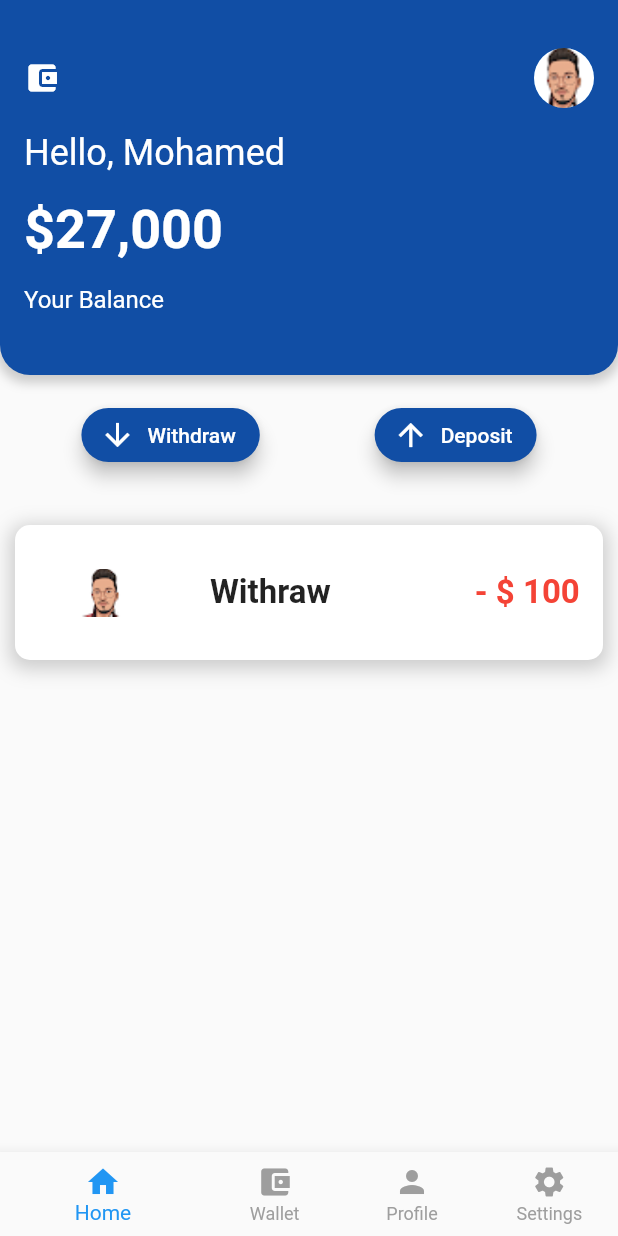
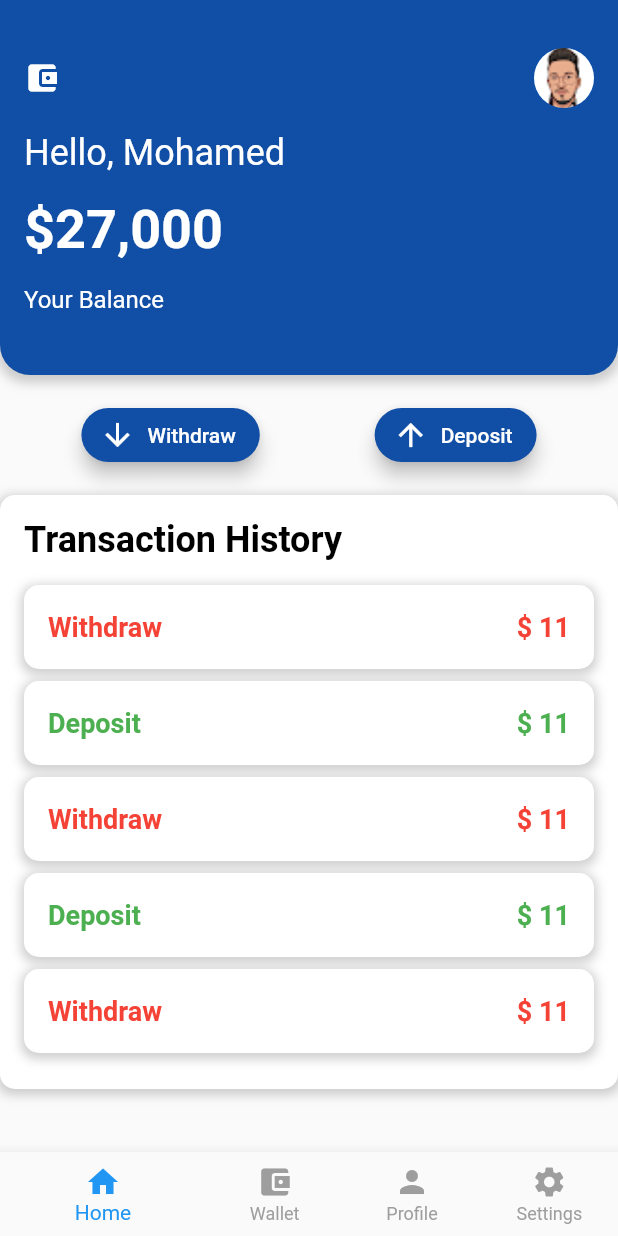
Before and after one commit to MaititeMohamed/wallet, a Flutter app: the screen it shows after launch, on a phone screen of 412 x 824 dp. Run offline on Flutter 3.47's test engine with Material 2 defaults, Android fonts, the light colour scheme and no system bars.

Commit message:
create Transaction Hoistory Widget

```diff
--- a/lib/Pages/Home.dart
+++ b/lib/Pages/Home.dart
@@ -1,11 +1,15 @@
 import 'package:flutter/material.dart';
+
+import '../Widgets/TransactionHistory.dart';
 
 class Home extends StatefulWidget {
   @override
   _HomeState createState() => _HomeState();
+
 }
 
 class _HomeState extends State<Home> {
+
   @override
   Widget build(BuildContext context) {
     return Column(
@@ -104,82 +108,7 @@ class _HomeState extends State<Home> {
             ],
           ),
         ),
-    SingleChildScrollView(
-    child: Padding(
-    padding: EdgeInsets.symmetric(
-    vertical: 10,
-    horizontal: 10,
-    ),
-    child: Column(
-    children: [
-    //single Item
-    Padding(
-    padding: EdgeInsets.symmetric(vertical: 10),
-    child: Container(
-    width: double.infinity, // use full available width
-    height: 90,
-    decoration: BoxDecoration(
-    color: Colors.white,
-    borderRadius: BorderRadius.circular(10),
-    boxShadow: [
-    BoxShadow(
-    color: Colors.grey.withOpacity(0.5),
-    spreadRadius: 3,
-    blurRadius: 10,
-    offset: Offset(0, 3),
-    )
-    ],
-    ),
-    child: Row(
-    crossAxisAlignment: CrossAxisAlignment.center,
-    children: [
-    InkWell(
-    onTap: (){
-    },
-    child: Container(
-    alignment: Alignment.center,
-    child: Image.asset(
-    "images/avatar.png",
-    height: 100,
-    width: 120, // reduce width to fit better
-    ),
-    ),
-    ),
-    SizedBox(width: 10),
-    Expanded(
-    child: Column(
-    crossAxisAlignment: CrossAxisAlignment.start,
-    mainAxisAlignment: MainAxisAlignment.center,
-    children: [
-    Text(
-    "Withraw ",
-    style: TextStyle(
-
-    fontSize: 22,
-    fontWeight: FontWeight.bold,
-    ),
-    ),
-    ],
-    ),
-    ),
-    Column(
-    mainAxisAlignment: MainAxisAlignment.spaceAround,
-    children: [
-      Text(
-        "- \$ 100 ",
-        style: TextStyle(
-          color: Colors.red,
-          fontSize: 22,
-          fontWeight: FontWeight.bold,
-        ),
-      ),
-    ],
-    ),
-    SizedBox(width: 10),
-    ],
-    ),
-    ),
-    ),
+        TransactionHistory(),
 
 
 
@@ -191,13 +120,6 @@ class _HomeState extends State<Home> {
 
 
     ],
-    ),
-    ),
-    ),
-
-
-
-    ],
     );
   }
 }
--- a/lib/Widgets/TransactionHistory.dart
+++ b/lib/Widgets/TransactionHistory.dart
@@ -0,0 +1,84 @@
+import 'package:flutter/material.dart';
+
+class TransactionHistory extends StatefulWidget {
+  @override
+  _TransactionHistoryState createState() => _TransactionHistoryState();
+}
+
+class _TransactionHistoryState extends State<TransactionHistory> {
+  @override
+  Widget build(BuildContext context) {
+    return Container(
+      padding: EdgeInsets.all(16),
+      decoration: BoxDecoration(
+        color: Colors.white,
+        boxShadow: [
+          BoxShadow(
+            color: Colors.grey.withOpacity(0.5),
+            spreadRadius: 2,
+            blurRadius: 5,
+            offset: Offset(0, 2), // changes position of shadow
+          ),
+        ],
+        borderRadius: BorderRadius.circular(10),
+      ),
+      child: Column(
+        crossAxisAlignment: CrossAxisAlignment.start,
+        children: [
+          Text(
+            "Transaction History",
+            style: TextStyle(
+              fontSize: 24,
+              fontWeight: FontWeight.bold,
+              color: Colors.black,
+            ),
+          ),
+          SizedBox(height: 16),
+          ListView.builder(
+            shrinkWrap: true,
+            itemCount: 5,
+            itemBuilder: (BuildContext context, int index) {
+              String title = (index % 2 == 0) ? "Withdraw" : "Deposit";
+              Color color = (index % 2 == 0) ? Colors.red : Colors.green;
+              String amount = "\$ 11";
+              return Container(
+                margin: EdgeInsets.only(bottom: 8),
+                decoration: BoxDecoration(
+                  color: Colors.white,
+                  borderRadius: BorderRadius.circular(10),
+                  boxShadow: [
+                    BoxShadow(
+                      color: Colors.grey.withOpacity(0.5),
+                      spreadRadius: 2,
+                      blurRadius: 5,
+                      offset: Offset(0, 2), // changes position of shadow
+                    ),
+                  ],
+                ),
+                child: ListTile(
+                  title: Text(
+                    title,
+                    style: TextStyle(
+                      fontSize: 18,
+                      fontWeight: FontWeight.bold,
+                      color: color,
+                    ),
+                  ),
+                  trailing: Text(
+                    amount,
+                    style: TextStyle(
+                      fontSize: 18,
+                      fontWeight: FontWeight.bold,
+                      color: color,
+                    ),
+                  ),
+                ),
+              );
+            },
+          ),
+        ],
+      ),
+    );
+
+  }
+}
```
